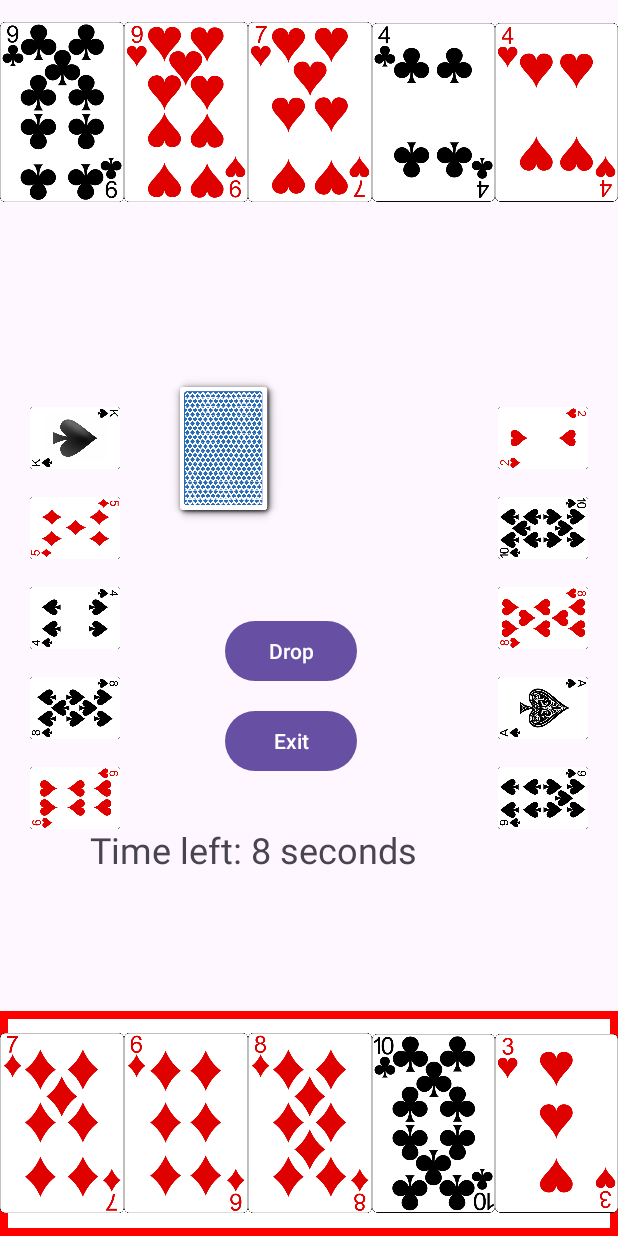
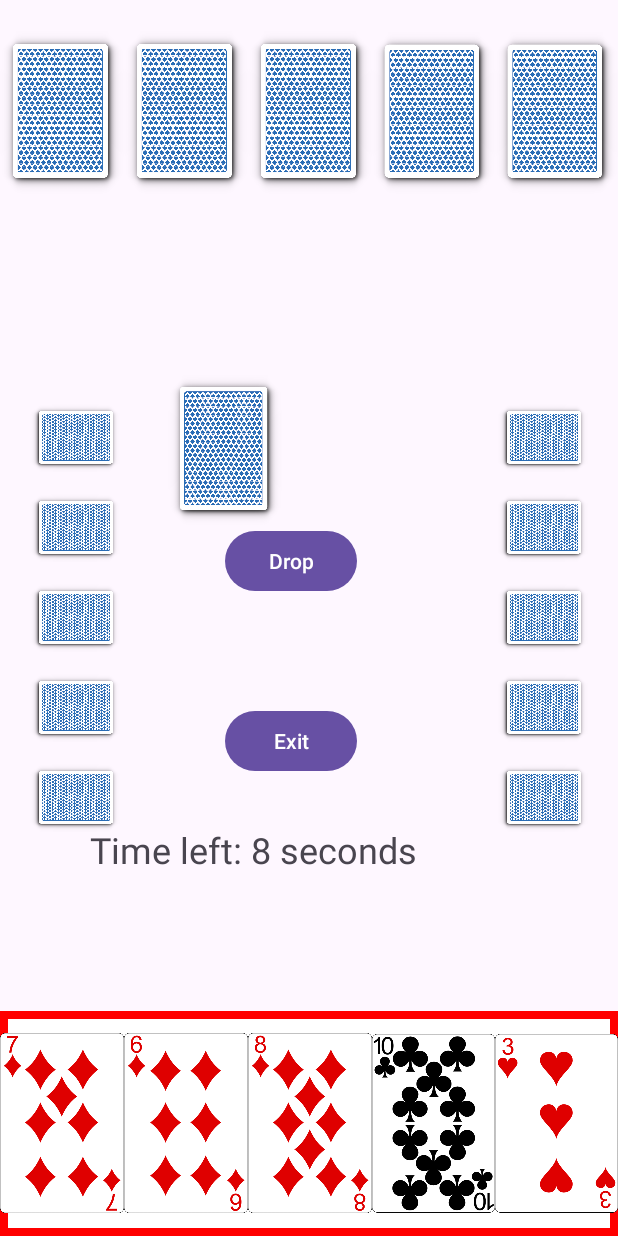
Before and after one commit to maleeha13/Minimal, an Android app: the MainActivity screen opened directly, with no data from a screen before it, on a phone screen of 412 x 824 dp. Run offline under Robolectric (Android 15) with nearby library versions, the phone set to English and light mode, and no system bars; libraries missing offline, so code that uses them is left out: nl.dionsegijn.konfetti.

Commit message:
hides card views

```diff
--- a/app/src/main/java/com/example/minimal/MainActivity.java
+++ b/app/src/main/java/com/example/minimal/MainActivity.java
@@ -68,9 +68,9 @@ public class MainActivity extends AppCompatActivity implements gameController.Ga
 
 
         hideImageViewsRange(1, "iv_new_p", View.INVISIBLE);
-        hideImageViewsRange(2, "iv_new_p", View.INVISIBLE);
-        hideImageViewsRange(3, "iv_new_p", View.INVISIBLE);
-        hideImageViewsRange(4, "iv_new_p", View.INVISIBLE);
+//        hideImageViewsRange(2, "iv_new_p", View.INVISIBLE);
+//        hideImageViewsRange(3, "iv_new_p", View.INVISIBLE);
+//        hideImageViewsRange(4, "iv_new_p", View.INVISIBLE);
 
         hideImageViewsRange(1, "iv_p", View.INVISIBLE);
         hideImageViewsRange(2, "iv_p", View.INVISIBLE);
--- a/app/src/main/res/layout/activity_main.xml
+++ b/app/src/main/res/layout/activity_main.xml
@@ -127,62 +127,67 @@
 
         <ImageView
             android:id="@+id/iv_p4c1"
-            android:layout_width= "match_parent"
+            android:layout_width= "0dp"
             android:layout_height="match_parent"
             android:layout_alignParentTop="true"
             android:layout_centerHorizontal="true"
             android:layout_weight="1"
             android:rotation="90"
             android:scaleType="centerInside"
-            android:src="@drawable/card_back">
+            android:src="@drawable/card_back"
+            tools:ignore="Suspicious0dp">
         </ImageView>
 
         <ImageView
             android:id="@+id/iv_p4c2"
-            android:layout_width= "match_parent"
+            android:layout_width= "0dp"
             android:layout_height="match_parent"
             android:layout_alignParentTop="true"
             android:layout_centerHorizontal="true"
             android:layout_weight="1"
             android:rotation="90"
             android:scaleType="centerInside"
-            android:src="@drawable/card_back">
+            android:src="@drawable/card_back"
+            tools:ignore="Suspicious0dp">
         </ImageView>
 
         <ImageView
             android:id="@+id/iv_p4c3"
-            android:layout_width= "match_parent"
+            android:layout_width= "0dp"
             android:layout_height="match_parent"
             android:layout_alignParentTop="true"
             android:layout_centerHorizontal="true"
             android:layout_weight="1"
             android:rotation="90"
             android:scaleType="centerInside"
-            android:src="@drawable/card_back">
+            android:src="@drawable/card_back"
+            tools:ignore="Suspicious0dp">
         </ImageView>
 
         <ImageView
             android:id="@+id/iv_p4c4"
-            android:layout_width= "match_parent"
+            android:layout_width= "0dp"
             android:layout_height="match_parent"
             android:layout_alignParentTop="true"
             android:layout_centerHorizontal="true"
             android:layout_weight="1"
             android:rotation="90"
             android:scaleType="centerInside"
-            android:src="@drawable/card_back">
+            android:src="@drawable/card_back"
+            tools:ignore="Suspicious0dp">
         </ImageView>
 
         <ImageView
             android:id="@+id/iv_p4c5"
-            android:layout_width= "match_parent"
+            android:layout_width= "0dp"
             android:layout_height="match_parent"
             android:layout_alignParentTop="true"
             android:layout_centerHorizontal="true"
             android:layout_weight="1"
             android:rotation="90"
             android:scaleType="centerInside"
-            android:src="@drawable/card_back">
+            android:src="@drawable/card_back"
+            tools:ignore="Suspicious0dp">
         </ImageView>
     </LinearLayout>
 
@@ -278,8 +283,8 @@
             android:id="@+id/iv_p2c1"
             android:layout_weight="1"
 
-            android:layout_width= "match_parent"
-            android:layout_height="match_parent"
+            android:layout_width= "0dp"
+            android:layout_height="0dp"
             android:layout_alignParentTop="true"
             android:layout_centerHorizontal="true"
             android:scaleType="centerInside"
@@ -291,8 +296,8 @@
             android:id="@+id/iv_p2c2"
             android:layout_weight="1"
 
-            android:layout_width= "match_parent"
-            android:layout_height="match_parent"
+            android:layout_width= "0dp"
+            android:layout_height="0dp"
             android:layout_alignParentTop="true"
             android:layout_centerHorizontal="true"
             android:scaleType="centerInside"
@@ -303,8 +308,8 @@
 
         <ImageView
             android:id="@+id/iv_p2c3"
-            android:layout_width= "match_parent"
-            android:layout_height="match_parent"
+            android:layout_width= "0dp"
+            android:layout_height="0dp"
             android:layout_alignParentTop="true"
             android:layout_centerHorizontal="true"
             android:layout_weight="1"
@@ -317,8 +322,8 @@
         <ImageView
             android:id="@+id/iv_p2c4"
             android:layout_weight="1"
-            android:layout_width= "match_parent"
-            android:layout_height="match_parent"
+            android:layout_width= "0dp"
+            android:layout_height="0dp"
             android:layout_alignParentTop="true"
             android:layout_centerHorizontal="true"
             android:scaleType="centerInside"
@@ -329,8 +334,8 @@
         <ImageView
             android:id="@+id/iv_p2c5"
             android:layout_weight="1"
-            android:layout_width= "match_parent"
-            android:layout_height="match_parent"
+            android:layout_width= "0dp"
+            android:layout_height="0dp"
             android:layout_alignParentTop="true"
             android:layout_centerHorizontal="true"
             android:scaleType="centerInside"
@@ -414,7 +419,7 @@
             android:layout_width="wrap_content"
             android:layout_height="wrap_content"
             android:layout_marginLeft="150dp"
-            android:layout_marginTop="350dp"
+            android:layout_marginTop="410dp"
             android:onClick="showScores"
             android:text="Show" />
 
@@ -436,11 +441,11 @@
 
         <ImageView
             android:id="@+id/iv_p3c1"
-            android:layout_width= "match_parent"
-            android:layout_height="match_parent"
+            android:layout_width= "0dp"
+            android:layout_height="0dp"
             android:layout_alignParentTop="true"
             android:layout_centerHorizontal="true"
-            android:layout_weight="1"
+
             android:scaleType="centerInside"
             android:src="@drawable/card_back">
 
@@ -448,11 +453,10 @@
 
         <ImageView
             android:id="@+id/iv_p3c2"
-            android:layout_width= "match_parent"
-            android:layout_height="match_parent"
+            android:layout_width= "0dp"
+            android:layout_height="0dp"
             android:layout_alignParentTop="true"
             android:layout_centerHorizontal="true"
-            android:layout_weight="1"
             android:scaleType="centerInside"
             android:src="@drawable/card_back">
 
@@ -460,11 +464,10 @@
 
         <ImageView
             android:id="@+id/iv_p3c3"
-            android:layout_width= "match_parent"
-            android:layout_height="match_parent"
+            android:layout_width= "0dp"
+            android:layout_height="0dp"
             android:layout_alignParentTop="true"
             android:layout_centerHorizontal="true"
-            android:layout_weight="1"
             android:scaleType="centerInside"
             android:src="@drawable/card_back">
 
@@ -472,11 +475,10 @@
 
         <ImageView
             android:id="@+id/iv_p3c4"
-            android:layout_width= "match_parent"
-            android:layout_height="match_parent"
+            android:layout_width= "0dp"
+            android:layout_height="0dp"
             android:layout_alignParentTop="true"
             android:layout_centerHorizontal="true"
-            android:layout_weight="1"
             android:scaleType="centerInside"
             android:src="@drawable/card_back">
 
@@ -484,11 +486,10 @@
 
         <ImageView
             android:id="@+id/iv_p3c5"
-            android:layout_width= "match_parent"
-            android:layout_height="match_parent"
+            android:layout_width= "0dp"
+            android:layout_height="0dp"
             android:layout_alignParentTop="true"
             android:layout_centerHorizontal="true"
-            android:layout_weight="1"
             android:scaleType="centerInside"
             android:src="@drawable/card_back">
 
@@ -542,15 +543,14 @@
 
         <ImageView
             android:id="@+id/iv_new_p3c4"
-            android:layout_weight="1"
-
             android:layout_width="match_parent"
             android:layout_height="match_parent"
+
             android:layout_alignParentTop="true"
             android:layout_centerHorizontal="true"
+            android:layout_weight="1"
             android:scaleType="centerInside"
-            android:src="@drawable/card_back">
-        </ImageView>
+            android:src="@drawable/card_back"></ImageView>
 
         <ImageView
             android:id="@+id/iv_new_p3c5"
@@ -574,7 +574,7 @@
         android:layout_width="wrap_content"
         android:layout_height="wrap_content"
         android:layout_marginLeft="150dp"
-        android:layout_marginTop="410dp"
+        android:layout_marginTop="350dp"
         android:onClick="onCardDrop"
         android:text="Drop" />
 
```
